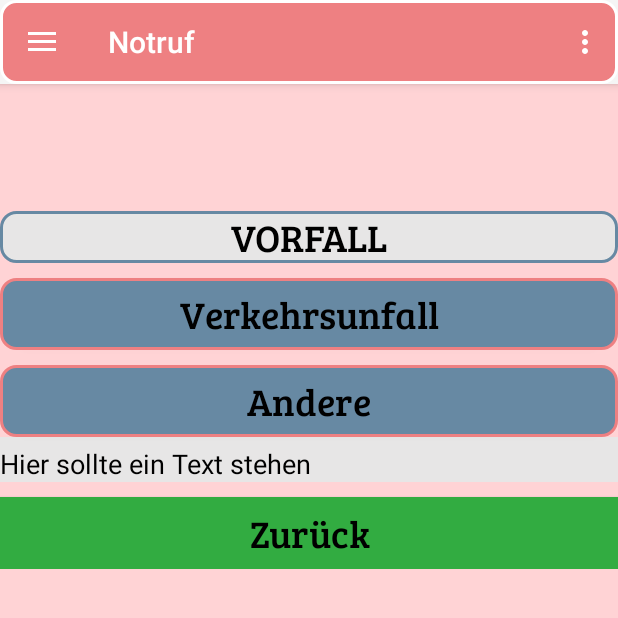
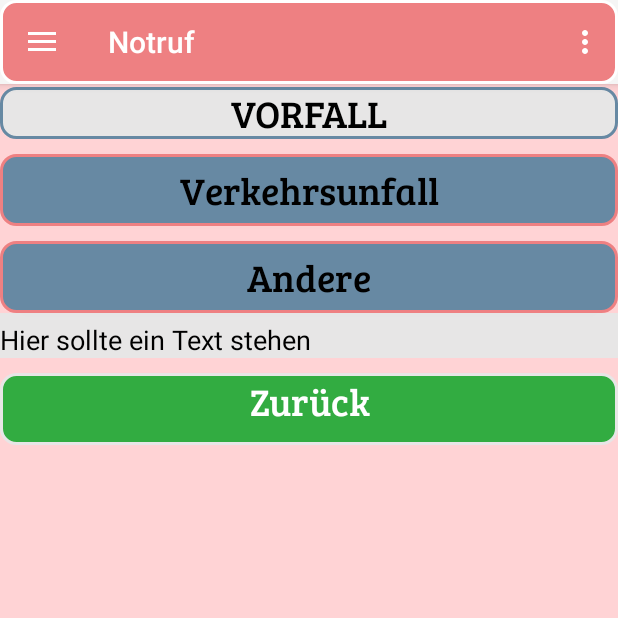
Before and after one commit to mbarth796/00_SafeGuard, an Android app: the screen it shows after launch (MainActivity), in the side drawer, after a tap on "Notruf", on a phone screen of 412 x 824 dp, the top half of it. Run offline under Robolectric (Android 15) with nearby library versions, the phone set to English and light mode, and no system bars; our stand-ins replace navigation-ui.

Commit message:
Weitere kleine Anpassung am Layout

```diff
--- a/app/src/main/java/com/example/myapplication/ui/emergency/EmergencyFragment.java
+++ b/app/src/main/java/com/example/myapplication/ui/emergency/EmergencyFragment.java
@@ -12,6 +12,8 @@
 import androidx.annotation.NonNull;
 import androidx.fragment.app.Fragment;
 import androidx.lifecycle.ViewModelProvider;
+
+import com.example.myapplication.ui.masterdata.DatabaseHelper1;
 
 import com.example.myapplication.R;
 
--- /dev/null
+++ b/app/src/main/res/drawable/sup_rounded_corner_green.xml
@@ -0,0 +1,8 @@
+<?xml version="1.0" encoding="utf-8"?>
+
+<shape xmlns:android="http://schemas.android.com/apk/res/android"
+    android:shape="rectangle">
+    <corners android:radius="10dp" />  // set radius of corner
+    <stroke android:width="2dp" android:color="@color/SafeGuardGrey" /> // set color and width of border
+    <solid android:color="@color/SafeGuardGreen" /> // inner bgcolor
+</shape>
--- a/app/src/main/res/layout/fragment_emergency.xml
+++ b/app/src/main/res/layout/fragment_emergency.xml
@@ -9,8 +9,7 @@
 
     <ScrollView
         android:layout_width="match_parent"
-        android:layout_height="800dp"
-        android:paddingTop="100dp"
+        android:layout_height="match_parent"
         app:layout_constraintBottom_toBottomOf="parent"
         app:layout_constraintEnd_toEndOf="parent"
         app:layout_constraintStart_toStartOf="parent"
@@ -19,7 +18,7 @@
 
         <LinearLayout
             android:layout_width="match_parent"
-            android:layout_height="800dp"
+            android:layout_height="match_parent"
             android:orientation="vertical">
 
             <!-- Vorfall / Unfalltyp -->
@@ -27,7 +26,7 @@
                 android:id="@+id/textView_accident"
                 android:layout_width="match_parent"
                 android:layout_height="wrap_content"
-                android:layout_marginTop="0dp"
+                android:layout_marginTop="2dp"
                 android:background="@drawable/sup_rounded_corner_grey"
                 android:fontFamily="@font/bree_serif"
                 android:gravity="center_horizontal"
@@ -394,11 +393,12 @@
                 android:layout_height="wrap_content"
                 android:layout_gravity="center_horizontal|center_vertical"
                 android:layout_marginTop="10dp"
-                android:background="@color/SafeGuardGreen"
+                android:background="@drawable/sup_rounded_corner_green"
                 android:fontFamily="@font/bree_serif"
+                android:paddingBottom="10dp"
                 android:text="Zurück"
                 android:textAllCaps="false"
-                android:textColor="@color/black"
+                android:textColor="@color/white"
                 android:textSize="25sp"
                 app:layout_constraintEnd_toEndOf="parent" />
 
@@ -407,12 +407,13 @@
                 android:layout_width="match_parent"
                 android:layout_height="wrap_content"
                 android:layout_marginTop="10dp"
-                android:background="@color/SafeGuardGreen"
+                android:background="@drawable/sup_rounded_corner_green"
                 android:fontFamily="@font/bree_serif"
                 android:gravity="center_horizontal|center_vertical"
+                android:paddingBottom="10dp"
                 android:text="Notruf absetzen"
                 android:textAllCaps="false"
-                android:textColor="@color/black"
+                android:textColor="@color/white"
                 android:textSize="25sp"
                 app:layout_constraintEnd_toEndOf="parent" />
         </LinearLayout>
--- a/app/src/main/res/layout/fragment_home.xml
+++ b/app/src/main/res/layout/fragment_home.xml
@@ -27,11 +27,11 @@
         android:layout_width="match_parent"
         android:layout_height="233dp"
         android:layout_gravity="center_horizontal|center_vertical"
-        android:background="@drawable/sup_rounded_corner_grey"
+        android:background="@drawable/sup_rounded_corner_darkred"
         android:fontFamily="@font/bree_serif"
         android:text="@string/menu_emergency"
         android:textAllCaps="false"
-        android:textColor="@color/black"
+        android:textColor="@color/white"
         android:textSize="60sp"
         app:layout_constraintBottom_toBottomOf="parent"
         app:layout_constraintEnd_toEndOf="parent"
--- a/app/src/main/res/values/colors.xml
+++ b/app/src/main/res/values/colors.xml
@@ -13,4 +13,5 @@
     <color name="SafeGuardGrey">#E7E6E6</color>
     <color name="SafeGuardWhite">#FFFFFF</color>
     <color name="SafeGuardGreen">#32AC41</color>
+    <color name="SafeGuardDarkRed">#DF282B</color>
 </resources>
```
Also changed, not shown: app/src/main/res/drawable/sup_rounded_corner_darkred.xml (added, +8 -0 lines), app/src/main/res/layout/fragment_masterdata.xml (+21 -14 lines).
